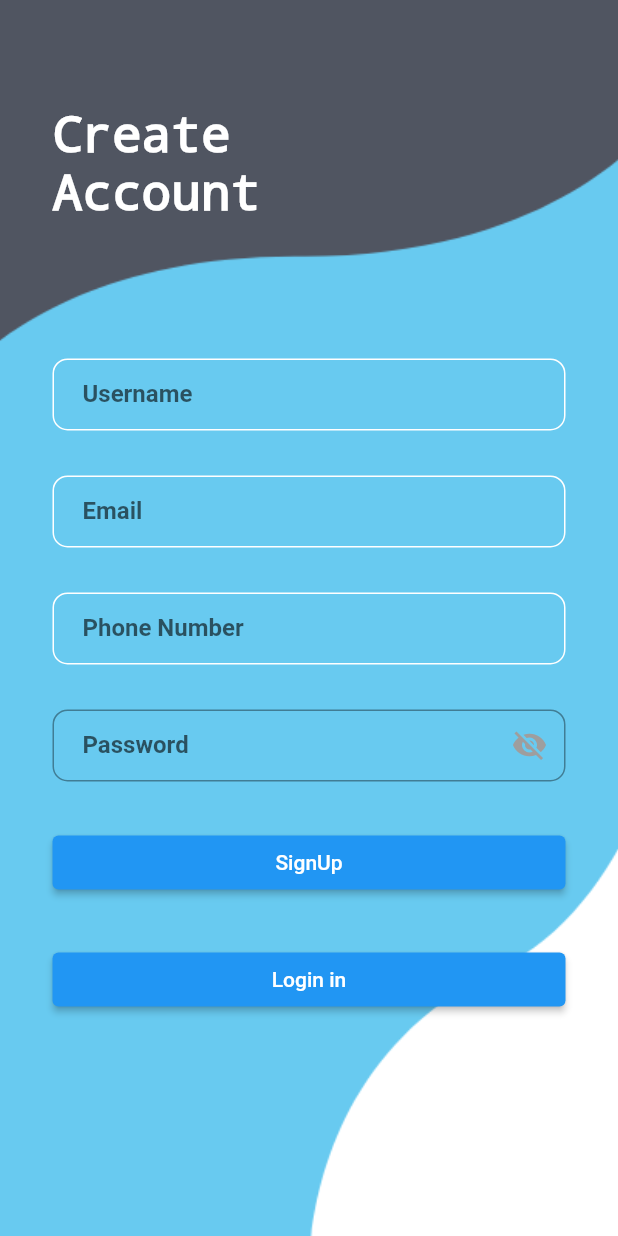
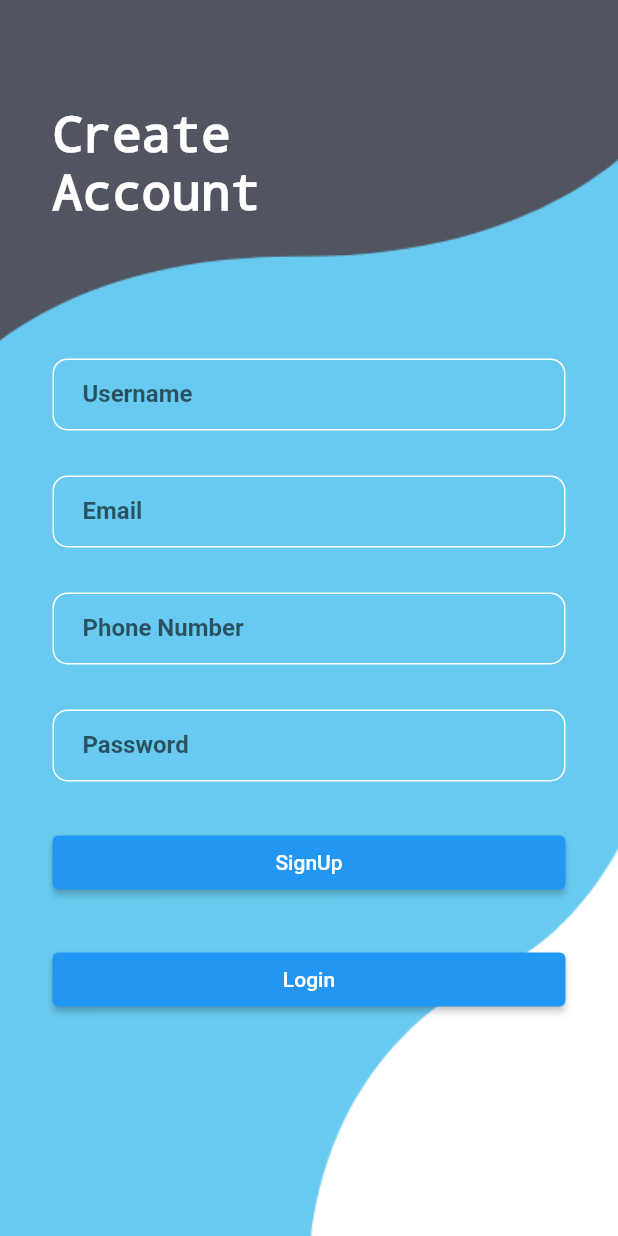
Before and after one commit to Sai-Kartheek-Reddy/EcoTracker, a Flutter app: the MyRegister screen opened directly, on a phone screen of 412 x 824 dp. Run offline on Flutter 3.47's test engine with Material 2 defaults, Android fonts, the phone set to English and light mode, and no system bars; our stand-ins replace firebase_auth, firebase_core, get, google_sign_in, page_transition; accounts and stored records are empty; network calls fail.

Commit message:
perfect signup page

```diff
--- a/lib/home/date.dart
+++ b/lib/home/date.dart
@@ -36,7 +36,7 @@ class _DatePageState extends State<DatePage> {
     await http.get(Uri.https('api.weatherbit.io', '/v2.0/forecast/daily', {
       'lat': '15.4589',
       'lon': '75.0078',
-      'key': 'ff81b333db694538b210e492254e7e61',
+      'key': '9cdbfe08e097475095343c07d7f5cfc5',
     }));
     print(response.statusCode);
     if (response.statusCode == 200) {
--- a/lib/home/weather.dart
+++ b/lib/home/weather.dart
@@ -30,7 +30,7 @@ class _WeatherPageState extends State<WeatherPage> {
         await http.get(Uri.https('api.weatherbit.io', '/v2.0/forecast/daily', {
       'lat': '15.4589',
       'lon': '75.0078',
-      'key': 'ff81b333db694538b210e492254e7e61',
+      'key': '9cdbfe08e097475095343c07d7f5cfc5',
     }));
     print(response.statusCode);
     if (response.statusCode == 200) {
--- a/lib/register/signup.dart
+++ b/lib/register/signup.dart
@@ -6,7 +6,7 @@ import 'package:get/get_core/src/get_main.dart';
 import 'package:weather/register/login.dart';
 import 'package:weather/register/signupcontroller.dart';
 
-bool _obscureText = true;
+
 
 class MyRegister extends StatefulWidget {
   const MyRegister({Key? key}) : super(key: key);
@@ -21,8 +21,6 @@ class _MyRegisterState extends State<MyRegister> {
   String? _email;
   String? _phonenumber;
   String? _password;
-  final _usernameController = TextEditingController();
-  final _passwordController = TextEditingController();
 
   @override
   Widget build(BuildContext context) {
@@ -40,26 +38,19 @@ class _MyRegisterState extends State<MyRegister> {
           ),
         ),
         Container(
-          padding: EdgeInsets.only(left: 35, top: 70),
+          padding: EdgeInsets.only(left: 35 , top: 70),
           child: const Text(
             "Create\nAccount",
-            style: TextStyle(
-                color: Colors.white,
-                fontSize: 33,
-                decoration: TextDecoration.none),
+            style: TextStyle(color: Colors.white , fontSize: 33,decoration: TextDecoration.none),
           ),
         ),
         Scaffold(
-          backgroundColor:
-              Colors.transparent, // Set the background color to transparent
+          backgroundColor: Colors.transparent, // Set the background color to transparent
           body: Form(
             key: _formKey,
             child: SingleChildScrollView(
               child: Container(
-                padding: EdgeInsets.only(
-                    top: MediaQuery.of(context).size.height * 0.29,
-                    right: 35,
-                    left: 35),
+                padding: EdgeInsets.only(top: MediaQuery.of(context).size.height*0.29,right: 35,left: 35),
                 child: Column(
                   crossAxisAlignment: CrossAxisAlignment.start,
                   children: [
@@ -79,10 +70,11 @@ class _MyRegisterState extends State<MyRegister> {
                         contentPadding: EdgeInsets.fromLTRB(20, 10, 20, 10),
                         border: OutlineInputBorder(
                             borderRadius: BorderRadius.circular(10),
-                            borderSide: BorderSide(color: Colors.white)),
+                            borderSide: BorderSide(color: Colors.white)
+                        ),
                       ),
                       validator: (value) =>
-                          value!.isEmpty ? 'Please enter your Email' : null,
+                      value!.isEmpty ? 'Please enter your Email' : null,
                       onSaved: (value) {
                         _fullname = value;
                       },
@@ -104,10 +96,11 @@ class _MyRegisterState extends State<MyRegister> {
                         contentPadding: EdgeInsets.fromLTRB(20, 10, 20, 10),
                         border: OutlineInputBorder(
                             borderRadius: BorderRadius.circular(10),
-                            borderSide: BorderSide(color: Colors.white)),
+                            borderSide: BorderSide(color: Colors.white)
+                        ),
                       ),
                       validator: (value) =>
-                          value!.isEmpty ? 'Please enter your Email' : null,
+                      value!.isEmpty ? 'Please enter your Email' : null,
                       onSaved: (value) {
                         _email = value;
                       },
@@ -129,41 +122,38 @@ class _MyRegisterState extends State<MyRegister> {
                         contentPadding: EdgeInsets.fromLTRB(20, 10, 20, 10),
                         border: OutlineInputBorder(
                             borderRadius: BorderRadius.circular(10),
-                            borderSide: BorderSide(color: Colors.white)),
+                            borderSide: BorderSide(color: Colors.white)
+                        ),
                       ),
                       validator: (value) =>
-                          value!.isEmpty ? 'Please enter your Email' : null,
+                      value!.isEmpty ? 'Please enter your Email' : null,
                       onSaved: (value) {
                         _phonenumber = value;
                       },
                     ),
                     SizedBox(height: 30),
                     TextFormField(
-                      controller: _passwordController,
-                      obscureText: _obscureText,
+                      controller: controller.password,
+                      obscureText: true,
                       decoration: InputDecoration(
+                        focusedBorder: OutlineInputBorder(
+                          borderRadius: BorderRadius.circular(10),
+                          borderSide: BorderSide(color: Colors.black),
+                        ),
+                        enabledBorder: OutlineInputBorder(
+                          borderRadius: BorderRadius.circular(10),
+                          borderSide: BorderSide(color: Colors.white),
+                        ),
                         labelText: 'Password',
                         labelStyle: TextStyle(fontWeight: FontWeight.bold),
                         contentPadding: EdgeInsets.fromLTRB(20, 10, 20, 10),
                         border: OutlineInputBorder(
-                          borderRadius: BorderRadius.circular(10),
-                        ),
-                        suffixIcon: GestureDetector(
-                          onTap: () {
-                            setState(() {
-                              _obscureText = !_obscureText;
-                            });
-                          },
-                          child: Icon(
-                            _obscureText
-                                ? Icons.visibility_off
-                                : Icons.visibility,
-                            color: Colors.grey,
-                          ),
+                            borderRadius: BorderRadius.circular(10),
+                            borderSide: BorderSide(color: Colors.white)
                         ),
                       ),
                       validator: (value) =>
-                          value!.isEmpty ? 'Please enter your password' : null,
+                      value!.isEmpty ? 'Please enter your Password' : null,
                       onSaved: (value) {
                         _password = value;
                       },
@@ -173,10 +163,8 @@ class _MyRegisterState extends State<MyRegister> {
                       width: double.infinity,
                       child: ElevatedButton(
                         onPressed: () {
-                          if (_formKey.currentState!.validate()) {
-                            SignUpController.instance.registerUser(
-                                controller.email.text.trim(),
-                                controller.password.text.trim());
+                          if(_formKey.currentState!.validate() ){
+                            SignUpController.instance.registerUser(controller.email.text.trim(), controller.password.text.trim());
                           }
                         },
                         child: Text('SignUp'),
@@ -186,16 +174,14 @@ class _MyRegisterState extends State<MyRegister> {
                     SizedBox(
                       width: double.infinity,
                       child: ElevatedButton(
-                        onPressed: () {
-                          Navigator.push(
-                              context,
-                              MaterialPageRoute(
-                                  builder: (context) => LoginPage()));
-                        },
-                        child: Text('Login in'),
+                        onPressed: () {Navigator.push(
+                            context,
+                            MaterialPageRoute(builder: (context) => LoginPage()));},
+                        child: Text('Login'),
                       ),
                     )
                   ],
+
                 ),
               ),
             ),
```
